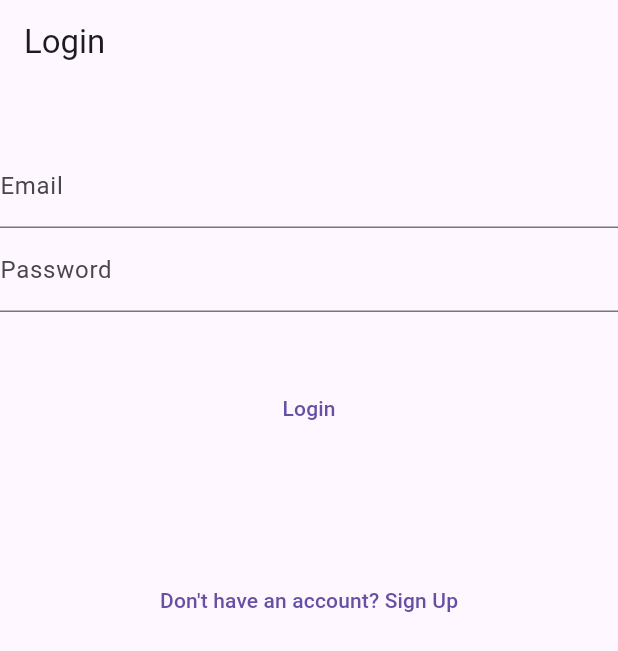
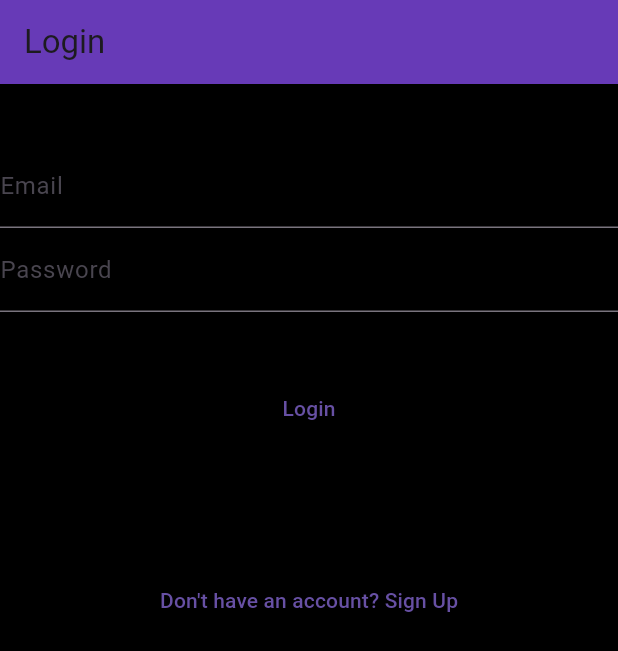
Before and after one commit to furkkurt/libreQuiz, a Flutter app: the screen it shows after launch, on a phone screen of 412 x 824 dp. Shown: the top 651 px of the screen. Run offline on Flutter 3.47's test engine with Material 3 defaults, Android fonts, the phone set to English and light mode, and no system bars; our stand-ins replace cloud_firestore, firebase_auth, firebase_core, google_fonts; accounts and stored records are empty.

Commit message:
color change

```diff
--- a/lib/main.dart
+++ b/lib/main.dart
@@ -1,6 +1,7 @@
 import 'package:firebase_auth/firebase_auth.dart';
 import 'package:firebase_core/firebase_core.dart';
 import 'package:flutter/material.dart';
+import 'package:google_fonts/google_fonts.dart';
 import 'package:libre_quiz/screens/add_question_screen.dart';
 import 'package:libre_quiz/screens/home_screen.dart';
 import 'package:libre_quiz/screens/lobby.dart';
@@ -26,9 +27,16 @@ class MyApp extends StatelessWidget {
   @override
   Widget build(BuildContext context) {
     return MaterialApp(
-        debugShowCheckedModeBanner: false,
-        title: 'Libre Quiz',
-        home: auth.currentUser != null ? LobbyScreen() : LoginScreen(),
+      theme: ThemeData(
+        textTheme: GoogleFonts.pixelifySansTextTheme(
+          Theme.of(context).textTheme
+        ),
+        scaffoldBackgroundColor: Colors.black,
+        appBarTheme: AppBarTheme(color: Colors.deepPurple),
+      ),
+      debugShowCheckedModeBanner: false,
+      title: 'Libre Quiz',
+      home: auth.currentUser != null ? HomeScreen() : LoginScreen(),
     );
   }
 }
--- a/pubspec.yaml
+++ b/pubspec.yaml
@@ -28,6 +28,7 @@ environment:
 # the latest version available on pub.dev. To see which dependencies have newer
 # versions available, run `flutter pub outdated`.
 dependencies:
+  google_fonts: ^6.2.1
   flutter:
     sdk: flutter
 
```
Also changed, not shown: lib/screens/home_screen.dart (+5 -3 lines), pubspec.lock, 1 other file.
